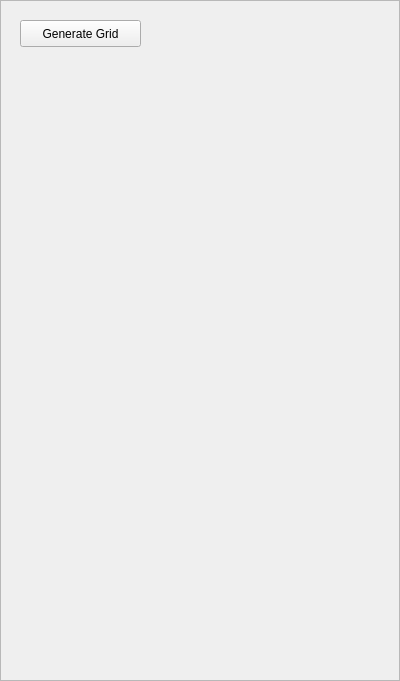
alemuntoni/HeightFieldDecomposition, file GUI/managers/enginemanager.ui: the form before one commit.
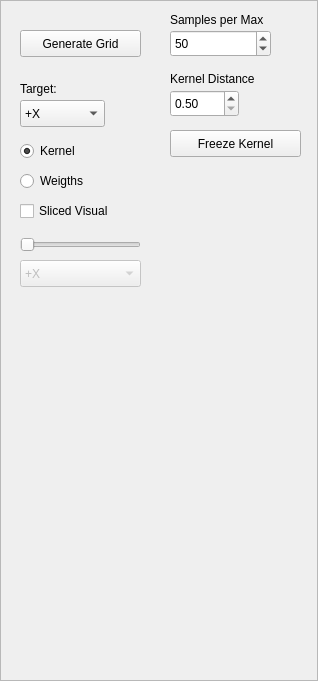
The form after the commit.

Commit message: visualizzazione sliced

```diff
--- a/GUI/managers/enginemanager.ui
+++ b/GUI/managers/enginemanager.ui
@@ -6,7 +6,7 @@
    <rect>
     <x>0</x>
     <y>0</y>
-    <width>400</width>
+    <width>318</width>
     <height>681</height>
    </rect>
   </property>
@@ -23,7 +23,7 @@
    <property name="geometry">
     <rect>
      <x>20</x>
-     <y>20</y>
+     <y>30</y>
      <width>121</width>
      <height>27</height>
     </rect>
@@ -32,6 +32,225 @@
     <string>Generate Grid</string>
    </property>
   </widget>
+  <widget class="QSpinBox" name="samplesSpinBox">
+   <property name="geometry">
+    <rect>
+     <x>170</x>
+     <y>30</y>
+     <width>101</width>
+     <height>27</height>
+    </rect>
+   </property>
+   <property name="minimum">
+    <number>20</number>
+   </property>
+   <property name="maximum">
+    <number>200</number>
+   </property>
+   <property name="singleStep">
+    <number>10</number>
+   </property>
+   <property name="value">
+    <number>50</number>
+   </property>
+  </widget>
+  <widget class="QLabel" name="label">
+   <property name="geometry">
+    <rect>
+     <x>170</x>
+     <y>10</y>
+     <width>131</width>
+     <height>20</height>
+    </rect>
+   </property>
+   <property name="text">
+    <string>Samples per Max</string>
+   </property>
+  </widget>
+  <widget class="QLabel" name="label_2">
+   <property name="geometry">
+    <rect>
+     <x>170</x>
+     <y>70</y>
+     <width>121</width>
+     <height>17</height>
+    </rect>
+   </property>
+   <property name="text">
+    <string>Kernel Distance</string>
+   </property>
+  </widget>
+  <widget class="QDoubleSpinBox" name="distanceSpinBox">
+   <property name="geometry">
+    <rect>
+     <x>170</x>
+     <y>90</y>
+     <width>69</width>
+     <height>27</height>
+    </rect>
+   </property>
+   <property name="minimum">
+    <double>0.500000000000000</double>
+   </property>
+   <property name="maximum">
+    <double>50.000000000000000</double>
+   </property>
+   <property name="singleStep">
+    <double>0.500000000000000</double>
+   </property>
+  </widget>
+  <widget class="QRadioButton" name="kernelRadioButton">
+   <property name="geometry">
+    <rect>
+     <x>20</x>
+     <y>140</y>
+     <width>117</width>
+     <height>22</height>
+    </rect>
+   </property>
+   <property name="text">
+    <string>Kernel</string>
+   </property>
+   <property name="checked">
+    <bool>true</bool>
+   </property>
+  </widget>
+  <widget class="QRadioButton" name="weigthsRadioButton">
+   <property name="geometry">
+    <rect>
+     <x>20</x>
+     <y>170</y>
+     <width>117</width>
+     <height>22</height>
+    </rect>
+   </property>
+   <property name="text">
+    <string>Weigths</string>
+   </property>
+  </widget>
+  <widget class="QComboBox" name="targetComboBox">
+   <property name="geometry">
+    <rect>
+     <x>20</x>
+     <y>100</y>
+     <width>85</width>
+     <height>27</height>
+    </rect>
+   </property>
+   <item>
+    <property name="text">
+     <string>+X</string>
+    </property>
+   </item>
+   <item>
+    <property name="text">
+     <string>+Y</string>
+    </property>
+   </item>
+   <item>
+    <property name="text">
+     <string>+Z</string>
+    </property>
+   </item>
+   <item>
+    <property name="text">
+     <string>-X</string>
+    </property>
+   </item>
+   <item>
+    <property name="text">
+     <string>-Y</string>
+    </property>
+   </item>
+   <item>
+    <property name="text">
+     <string>-Z</string>
+    </property>
+   </item>
+  </widget>
+  <widget class="QLabel" name="label_3">
+   <property name="geometry">
+    <rect>
+     <x>20</x>
+     <y>80</y>
+     <width>67</width>
+     <height>17</height>
+    </rect>
+   </property>
+   <property name="text">
+    <string>Target:</string>
+   </property>
+  </widget>
+  <widget class="QPushButton" name="freezeKernelPushButton">
+   <property name="geometry">
+    <rect>
+     <x>170</x>
+     <y>130</y>
+     <width>131</width>
+     <height>27</height>
+    </rect>
+   </property>
+   <property name="text">
+    <string>Freeze Kernel</string>
+   </property>
+  </widget>
+  <widget class="QCheckBox" name="sliceCheckBox">
+   <property name="geometry">
+    <rect>
+     <x>20</x>
+     <y>200</y>
+     <width>121</width>
+     <height>22</height>
+    </rect>
+   </property>
+   <property name="text">
+    <string>Sliced Visual</string>
+   </property>
+  </widget>
+  <widget class="QSlider" name="sliceSlider">
+   <property name="enabled">
+    <bool>false</bool>
+   </property>
+   <property name="geometry">
+    <rect>
+     <x>20</x>
+     <y>230</y>
+     <width>121</width>
+     <height>29</height>
+    </rect>
+   </property>
+   <property name="orientation">
+    <enum>Qt::Horizontal</enum>
+   </property>
+  </widget>
+  <widget class="QComboBox" name="sliceComboBox">
+   <property name="enabled">
+    <bool>false</bool>
+   </property>
+   <property name="geometry">
+    <rect>
+     <x>20</x>
+     <y>260</y>
+     <width>121</width>
+     <height>27</height>
+    </rect>
+   </property>
+   <item>
+    <property name="text">
+     <string>+X</string>
+    </property>
+   </item>
+   <item>
+    <property name="text">
+     <string>+Y</string>
+    </property>
+   </item>
+   <item>
+    <property name="text">
+     <string>+Z</string>
+    </property>
+   </item>
+  </widget>
  </widget>
  <resources/>
  <connections/>
```
The commit also changes 14 other files.
